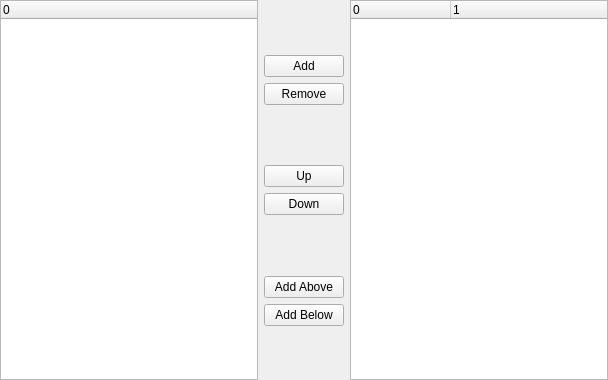
The window that mscore/mscore/instrwizard.ui (musescore/musescore-old) describes before a commit, drawn with Qt 5.
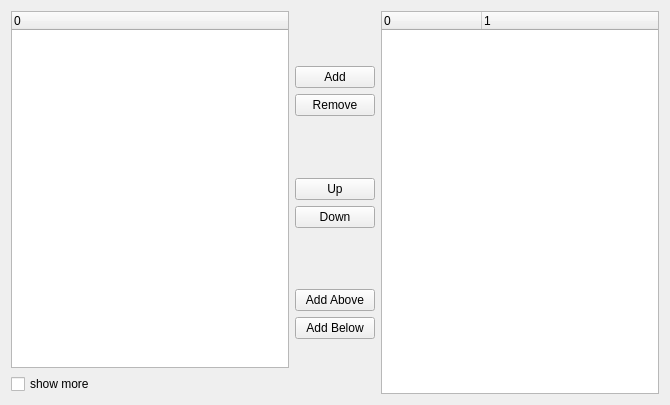
The same window after the commit.

The edit to the form file:
```diff
--- a/mscore/mscore/instrwizard.ui
+++ b/mscore/mscore/instrwizard.ui
@@ -1,53 +1,52 @@
 <ui version="4.0" >
  <class>InstrumentWizard</class>
- <widget class="QWidget" name="InstrumentWizard" >
-  <property name="geometry" >
+ <widget class="QWidget" name="InstrumentWizard">
+  <property name="geometry">
    <rect>
     <x>0</x>
     <y>0</y>
-    <width>608</width>
-    <height>380</height>
+    <width>670</width>
+    <height>405</height>
    </rect>
   </property>
   <property name="windowTitle" >
    <string>Form</string>
   </property>
-  <layout class="QHBoxLayout" >
-   <property name="leftMargin" >
-    <number>0</number>
-   </property>
-   <property name="topMargin" >
-    <number>0</number>
-   </property>
-   <property name="rightMargin" >
-    <number>0</number>
-   </property>
-   <property name="bottomMargin" >
-    <number>0</number>
-   </property>
+  <layout class="QHBoxLayout" name="horizontalLayout">
    <item>
-    <widget class="QTreeWidget" name="instrumentList" >
-     <property name="alternatingRowColors" >
-      <bool>true</bool>
-     </property>
-     <property name="uniformRowHeights" >
-      <bool>true</bool>
-     </property>
-     <property name="itemsExpandable" >
-      <bool>true</bool>
-     </property>
-     <property name="columnCount" >
-      <number>1</number>
-     </property>
-     <column>
-      <property name="text" >
-       <string>0</string>
-      </property>
-     </column>
-    </widget>
+    <layout class="QVBoxLayout" name="verticalLayout">
+     <item>
+      <widget class="QTreeWidget" name="instrumentList">
+       <property name="alternatingRowColors">
+        <bool>true</bool>
+       </property>
+       <property name="uniformRowHeights">
+        <bool>true</bool>
+       </property>
+       <property name="itemsExpandable">
+        <bool>true</bool>
+       </property>
+       <property name="columnCount">
+        <number>1</number>
+       </property>
+       <column>
+        <property name="text">
+         <string>0</string>
+        </property>
+       </column>
+      </widget>
+     </item>
+     <item>
+      <widget class="QCheckBox" name="showMore">
+       <property name="text">
+        <string>show more</string>
+       </property>
+      </widget>
+     </item>
+    </layout>
    </item>
    <item>
-    <layout class="QVBoxLayout" >
+    <layout class="QVBoxLayout">
      <item>
       <spacer>
        <property name="orientation" >
@@ -62,9 +61,9 @@
       </spacer>
      </item>
      <item>
-      <widget class="QPushButton" name="addButton" >
-       <property name="sizePolicy" >
-        <sizepolicy vsizetype="Fixed" hsizetype="Minimum" >
+      <widget class="QPushButton" name="addButton">
+       <property name="sizePolicy">
+        <sizepolicy hsizetype="Minimum" vsizetype="Fixed">
          <horstretch>0</horstretch>
          <verstretch>0</verstretch>
         </sizepolicy>
@@ -75,9 +74,9 @@
       </widget>
      </item>
      <item>
-      <widget class="QPushButton" name="removeButton" >
-       <property name="sizePolicy" >
-        <sizepolicy vsizetype="Fixed" hsizetype="Minimum" >
+      <widget class="QPushButton" name="removeButton">
+       <property name="sizePolicy">
+        <sizepolicy hsizetype="Minimum" vsizetype="Fixed">
          <horstretch>0</horstretch>
          <verstretch>0</verstretch>
         </sizepolicy>
@@ -101,9 +100,9 @@
       </spacer>
      </item>
      <item>
-      <widget class="QPushButton" name="upButton" >
-       <property name="sizePolicy" >
-        <sizepolicy vsizetype="Fixed" hsizetype="Minimum" >
+      <widget class="QPushButton" name="upButton">
+       <property name="sizePolicy">
+        <sizepolicy hsizetype="Minimum" vsizetype="Fixed">
          <horstretch>0</horstretch>
          <verstretch>0</verstretch>
         </sizepolicy>
@@ -114,9 +113,9 @@
       </widget>
      </item>
      <item>
-      <widget class="QPushButton" name="downButton" >
-       <property name="sizePolicy" >
-        <sizepolicy vsizetype="Fixed" hsizetype="Minimum" >
+      <widget class="QPushButton" name="downButton">
+       <property name="sizePolicy">
+        <sizepolicy hsizetype="Minimum" vsizetype="Fixed">
          <horstretch>0</horstretch>
          <verstretch>0</verstretch>
         </sizepolicy>
@@ -140,9 +139,9 @@
       </spacer>
      </item>
      <item>
-      <widget class="QPushButton" name="aboveButton" >
-       <property name="sizePolicy" >
-        <sizepolicy vsizetype="Fixed" hsizetype="Minimum" >
+      <widget class="QPushButton" name="aboveButton">
+       <property name="sizePolicy">
+        <sizepolicy hsizetype="Minimum" vsizetype="Fixed">
          <horstretch>0</horstretch>
          <verstretch>0</verstretch>
         </sizepolicy>
@@ -153,9 +152,9 @@
       </widget>
      </item>
      <item>
-      <widget class="QPushButton" name="belowButton" >
-       <property name="sizePolicy" >
-        <sizepolicy vsizetype="Fixed" hsizetype="Minimum" >
+      <widget class="QPushButton" name="belowButton">
+       <property name="sizePolicy">
+        <sizepolicy hsizetype="Minimum" vsizetype="Fixed">
          <horstretch>0</horstretch>
          <verstretch>0</verstretch>
         </sizepolicy>
@@ -181,8 +180,8 @@
     </layout>
    </item>
    <item>
-    <widget class="QTreeWidget" name="partiturList" >
-     <property name="alternatingRowColors" >
+    <widget class="QTreeWidget" name="partiturList">
+     <property name="alternatingRowColors">
       <bool>true</bool>
      </property>
      <property name="uniformRowHeights" >
```
Left out of the diff: 41 changed lines with no effect on the pictures.
